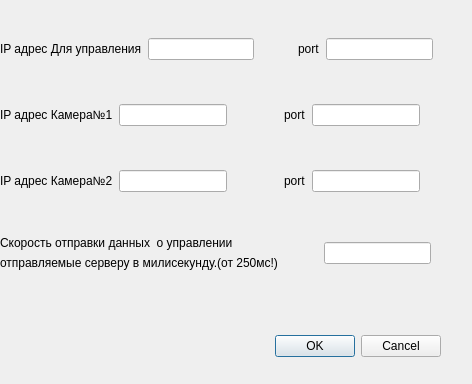
Before: the Qt Designer form settings.ui in EugChesn/GuiClient, drawn with Qt 5.
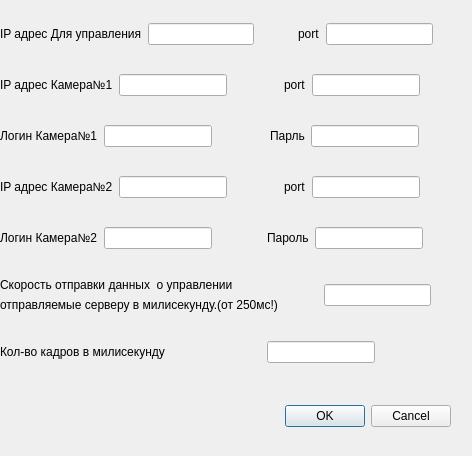
After: the same form once the commit is applied.

The edit to the form file:
```diff
--- a/settings.ui
+++ b/settings.ui
@@ -7,7 +7,7 @@
     <x>0</x>
     <y>0</y>
     <width>472</width>
-    <height>384</height>
+    <height>456</height>
    </rect>
   </property>
   <property name="windowTitle">
@@ -16,8 +16,8 @@
   <widget class="QDialogButtonBox" name="buttonBox">
    <property name="geometry">
     <rect>
-     <x>100</x>
-     <y>330</y>
+     <x>110</x>
+     <y>400</y>
      <width>341</width>
      <height>32</height>
     </rect>
@@ -35,7 +35,7 @@
      <x>0</x>
      <y>0</y>
      <width>471</width>
-     <height>312</height>
+     <height>391</height>
     </rect>
    </property>
    <layout class="QVBoxLayout" name="verticalLayout">
@@ -139,6 +139,56 @@
       </item>
      </layout>
     </item>
+    <item>
+     <layout class="QHBoxLayout" name="horizontalLayout_5">
+      <item>
+       <widget class="QLabel" name="label_9">
+        <property name="text">
+         <string>Логин Камера№1</string>
+        </property>
+       </widget>
+      </item>
+      <item>
+       <widget class="QLineEdit" name="loginCamera1"/>
+      </item>
+      <item>
+       <spacer name="horizontalSpacer_9">
+        <property name="orientation">
+         <enum>Qt::Horizontal</enum>
+        </property>
+        <property name="sizeHint" stdset="0">
+         <size>
+          <width>40</width>
+          <height>20</height>
+         </size>
+        </property>
+       </spacer>
+      </item>
+      <item>
+       <widget class="QLabel" name="label_10">
+        <property name="text">
+         <string>Парль</string>
+        </property>
+       </widget>
+      </item>
+      <item>
+       <widget class="QLineEdit" name="passwordCamera1"/>
+      </item>
+      <item>
+       <spacer name="horizontalSpacer_10">
+        <property name="orientation">
+         <enum>Qt::Horizontal</enum>
+        </property>
+        <property name="sizeHint" stdset="0">
+         <size>
+          <width>40</width>
+          <height>20</height>
+         </size>
+        </property>
+       </spacer>
+      </item>
+     </layout>
+    </item>
     <item>
      <layout class="QHBoxLayout" name="horizontalLayout_3">
       <item>
@@ -189,6 +239,56 @@
       </item>
      </layout>
     </item>
+    <item>
+     <layout class="QHBoxLayout" name="horizontalLayout_6">
+      <item>
+       <widget class="QLabel" name="label_11">
+        <property name="text">
+         <string>Логин Камера№2</string>
+        </property>
+       </widget>
+      </item>
+      <item>
+       <widget class="QLineEdit" name="loginCamera2"/>
+      </item>
+      <item>
+       <spacer name="horizontalSpacer_11">
+        <property name="orientation">
+         <enum>Qt::Horizontal</enum>
+        </property>
+        <property name="sizeHint" stdset="0">
+         <size>
+          <width>40</width>
+          <height>20</height>
+         </size>
+        </property>
+       </spacer>
+      </item>
+      <item>
+       <widget class="QLabel" name="label_12">
+        <property name="text">
+         <string>Пароль</string>
+        </property>
+       </widget>
+      </item>
+      <item>
+       <widget class="QLineEdit" name="passwordCamera2"/>
+      </item>
+      <item>
+       <spacer name="horizontalSpacer_12">
+        <property name="orientation">
+         <enum>Qt::Horizontal</enum>
+        </property>
+        <property name="sizeHint" stdset="0">
+         <size>
+          <width>40</width>
+          <height>20</height>
+         </size>
+        </property>
+       </spacer>
+      </item>
+     </layout>
+    </item>
     <item>
      <layout class="QHBoxLayout" name="horizontalLayout_4">
       <item>
@@ -240,6 +340,50 @@
       </item>
      </layout>
     </item>
+    <item>
+     <layout class="QHBoxLayout" name="horizontalLayout_7">
+      <item>
+       <layout class="QVBoxLayout" name="verticalLayout_3">
+        <item>
+         <widget class="QLabel" name="label_13">
+          <property name="text">
+           <string>Кол-во кадров в милисекунду</string>
+          </property>
+         </widget>
+        </item>
+       </layout>
+      </item>
+      <item>
+       <spacer name="horizontalSpacer_13">
+        <property name="orientation">
+         <enum>Qt::Horizontal</enum>
+        </property>
+        <property name="sizeHint" stdset="0">
+         <size>
+          <width>40</width>
+          <height>20</height>
+         </size>
+        </property>
+       </spacer>
+      </item>
+      <item>
+       <widget class="QLineEdit" name="frameMS"/>
+      </item>
+      <item>
+       <spacer name="horizontalSpacer_14">
+        <property name="orientation">
+         <enum>Qt::Horizontal</enum>
+        </property>
+        <property name="sizeHint" stdset="0">
+         <size>
+          <width>40</width>
+          <height>20</height>
+         </size>
+        </property>
+       </spacer>
+      </item>
+     </layout>
+    </item>
    </layout>
   </widget>
  </widget>
```
